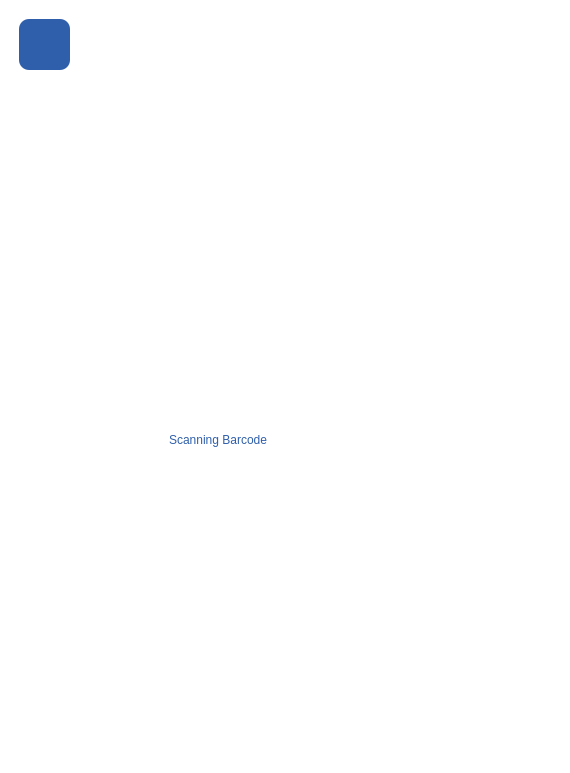
Before: the Qt Designer form ui/drop-parcel.ui in mohamedbouaroukane/rspi, drawn with Qt 5.
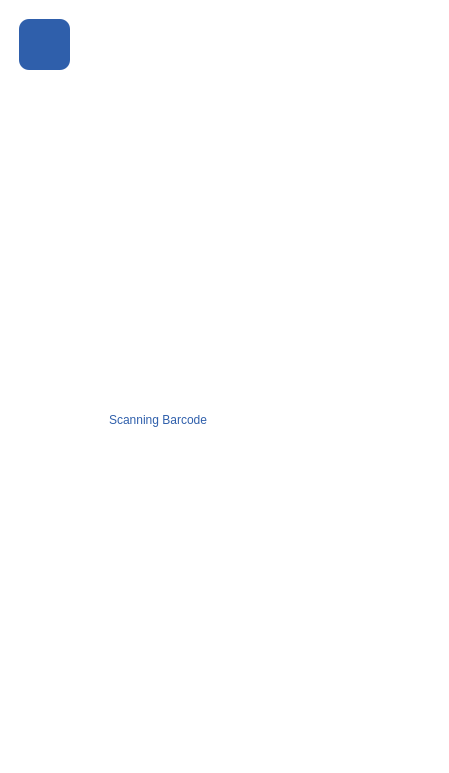
After: the same form once the commit is applied. Icons and pictures are not drawn.

```diff
--- a/ui/drop-parcel.ui
+++ b/ui/drop-parcel.ui
@@ -6,7 +6,7 @@
    <rect>
     <x>0</x>
     <y>0</y>
-    <width>570</width>
+    <width>449</width>
     <height>773</height>
    </rect>
   </property>
@@ -37,8 +37,8 @@
     <widget class="QLabel" name="label_4">
      <property name="geometry">
       <rect>
-       <x>190</x>
-       <y>220</y>
+       <x>130</x>
+       <y>200</y>
        <width>201</width>
        <height>201</height>
       </rect>
@@ -59,8 +59,8 @@
     <widget class="QLabel" name="label">
      <property name="geometry">
       <rect>
-       <x>170</x>
-       <y>410</y>
+       <x>110</x>
+       <y>390</y>
        <width>241</width>
        <height>81</height>
       </rect>
```
